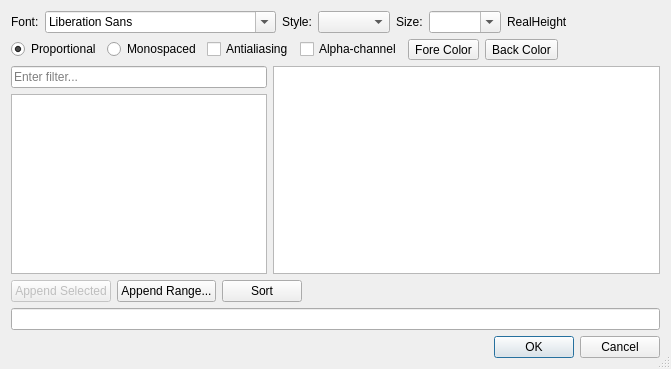
First picture: the form in controls/fonts/font-new/dialogfontselect.ui, repository riuson/lcd-image-converter, before the edit.
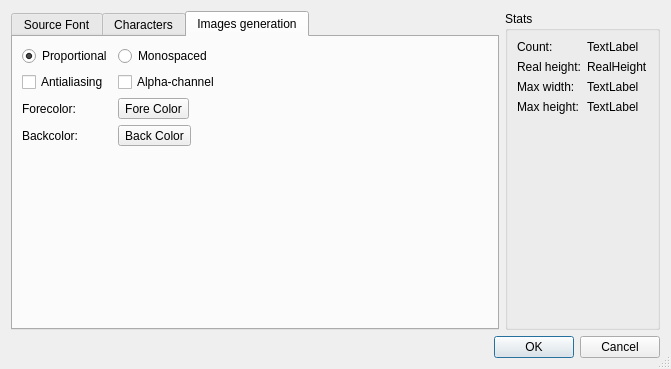
Second picture: the form after the edit. The open tabs and pages were chosen to show the change.

Commit message: Changed dialog layout

```diff
--- a/controls/fonts/font-new/dialogfontselect.ui
+++ b/controls/fonts/font-new/dialogfontselect.ui
@@ -16,52 +16,61 @@
   <property name="sizeGripEnabled">
    <bool>true</bool>
   </property>
-  <layout class="QVBoxLayout" name="verticalLayout_2">
+  <layout class="QVBoxLayout" name="verticalLayout_4">
    <item>
-    <layout class="QHBoxLayout" name="horizontalLayout">
+    <layout class="QHBoxLayout" name="horizontalLayout_5">
      <item>
+      <widget class="QTabWidget" name="tabWidget">
+       <property name="currentIndex">
+        <number>0</number>
+       </property>
+       <widget class="QWidget" name="tab">
+        <attribute name="title">
+         <string>Source Font</string>
+        </attribute>
+        <layout class="QVBoxLayout" name="verticalLayout_6">
+         <item>
+          <layout class="QHBoxLayout" name="horizontalLayout_3">
+           <item>
+            <layout class="QFormLayout" name="formLayout">
+             <item row="0" column="0">
       <widget class="QLabel" name="label">
        <property name="text">
         <string>Font:</string>
        </property>
       </widget>
      </item>
-     <item>
+             <item row="0" column="1">
       <widget class="QFontComboBox" name="fontComboBox"/>
      </item>
-     <item>
+             <item row="1" column="0">
       <widget class="QLabel" name="label_3">
        <property name="text">
         <string>Style:</string>
        </property>
       </widget>
      </item>
-     <item>
+             <item row="1" column="1">
       <widget class="QComboBox" name="comboBoxStyle"/>
      </item>
-     <item>
+             <item row="2" column="0">
       <widget class="QLabel" name="label_2">
        <property name="text">
         <string>Size:</string>
        </property>
       </widget>
      </item>
-     <item>
+             <item row="2" column="1">
       <widget class="QComboBox" name="comboBoxSize">
        <property name="editable">
         <bool>true</bool>
        </property>
       </widget>
      </item>
-     <item>
-      <widget class="QLabel" name="labelRealHeight">
-       <property name="text">
-        <string>RealHeight</string>
-       </property>
-      </widget>
+            </layout>
      </item>
      <item>
-      <spacer name="horizontalSpacer">
+            <spacer name="horizontalSpacer_4">
        <property name="orientation">
         <enum>Qt::Horizontal</enum>
        </property>
@@ -76,81 +85,72 @@
     </layout>
    </item>
    <item>
-    <layout class="QHBoxLayout" name="horizontalLayout_3">
-     <item>
-      <widget class="QRadioButton" name="radioButtonProportional">
-       <property name="text">
-        <string>Proportional</string>
-       </property>
-       <property name="checked">
-        <bool>true</bool>
-       </property>
-      </widget>
-     </item>
-     <item>
-      <widget class="QRadioButton" name="radioButtonMonospaced">
-       <property name="text">
-        <string>Monospaced</string>
-       </property>
-      </widget>
-     </item>
+          <spacer name="verticalSpacer_2">
+           <property name="orientation">
+            <enum>Qt::Vertical</enum>
+           </property>
+           <property name="sizeHint" stdset="0">
+            <size>
+             <width>20</width>
+             <height>40</height>
+            </size>
+           </property>
+          </spacer>
+         </item>
+        </layout>
+       </widget>
+       <widget class="QWidget" name="tab_3">
+        <attribute name="title">
+         <string>Characters</string>
+        </attribute>
+        <layout class="QVBoxLayout" name="verticalLayout_2">
      <item>
-      <widget class="QCheckBox" name="checkBoxAntialiasing">
-       <property name="text">
-        <string>Antialiasing</string>
-       </property>
-      </widget>
-     </item>
+          <layout class="QHBoxLayout" name="horizontalLayout">
      <item>
-      <widget class="QCheckBox" name="checkBoxAlphaChannel">
+            <widget class="QLabel" name="label_4">
        <property name="text">
-        <string>Alpha-channel</string>
+              <string>Selected:</string>
        </property>
       </widget>
      </item>
      <item>
-      <widget class="QToolButton" name="toolButtonForeColor">
-       <property name="toolTip">
-        <string>Fore Color</string>
-       </property>
-       <property name="text">
-        <string>Fore Color</string>
-       </property>
-      </widget>
+            <widget class="QLineEdit" name="lineEdit"/>
      </item>
      <item>
-      <widget class="QToolButton" name="toolButtonBackColor">
-       <property name="toolTip">
-        <string>Back Color</string>
-       </property>
+            <widget class="QPushButton" name="pushButtonSort">
        <property name="text">
-        <string>Back Color</string>
+              <string>Sort</string>
        </property>
       </widget>
      </item>
+          </layout>
+         </item>
      <item>
-      <spacer name="horizontalSpacer_2">
+          <widget class="QSplitter" name="splitter">
        <property name="orientation">
         <enum>Qt::Horizontal</enum>
        </property>
-       <property name="sizeHint" stdset="0">
-        <size>
-         <width>40</width>
-         <height>20</height>
-        </size>
-       </property>
-      </spacer>
-     </item>
-    </layout>
-   </item>
-   <item>
-    <layout class="QHBoxLayout" name="horizontalLayout_4">
-     <item>
+           <widget class="QWidget" name="layoutWidget">
       <layout class="QVBoxLayout" name="verticalLayout">
        <item>
+              <layout class="QHBoxLayout" name="horizontalLayout_2">
+               <item>
+                <widget class="QLabel" name="label_5">
+                 <property name="sizePolicy">
+                  <sizepolicy hsizetype="Minimum" vsizetype="Preferred">
+                   <horstretch>0</horstretch>
+                   <verstretch>0</verstretch>
+                  </sizepolicy>
+                 </property>
+                 <property name="text">
+                  <string>Filter:</string>
+                 </property>
+                </widget>
+               </item>
+               <item>
         <widget class="QLineEdit" name="lineEditUnicodeBlocksFilter">
          <property name="sizePolicy">
-          <sizepolicy hsizetype="Preferred" vsizetype="Fixed">
+                  <sizepolicy hsizetype="Expanding" vsizetype="Fixed">
            <horstretch>0</horstretch>
            <verstretch>0</verstretch>
           </sizepolicy>
@@ -160,6 +160,8 @@
          </property>
         </widget>
        </item>
+              </layout>
+             </item>
        <item>
         <widget class="QListView" name="listViewBlocks">
          <property name="sizePolicy">
@@ -171,14 +173,12 @@
         </widget>
        </item>
       </layout>
-     </item>
-     <item>
+           </widget>
       <widget class="QTableView" name="tableView"/>
-     </item>
-    </layout>
+          </widget>
    </item>
    <item>
-    <layout class="QHBoxLayout" name="horizontalLayout_5">
+          <layout class="QHBoxLayout" name="horizontalLayout_4">
      <item>
       <widget class="QPushButton" name="pushButtonAppendSelected">
        <property name="enabled">
@@ -197,14 +197,102 @@
       </widget>
      </item>
      <item>
-      <widget class="QPushButton" name="pushButtonSort">
+            <spacer name="horizontalSpacer">
+             <property name="orientation">
+              <enum>Qt::Horizontal</enum>
+             </property>
+             <property name="sizeHint" stdset="0">
+              <size>
+               <width>40</width>
+               <height>20</height>
+              </size>
+             </property>
+            </spacer>
+           </item>
+          </layout>
+         </item>
+        </layout>
+       </widget>
+       <widget class="QWidget" name="tab_2">
+        <attribute name="title">
+         <string>Images generation</string>
+        </attribute>
+        <layout class="QHBoxLayout" name="horizontalLayout_8">
+         <item>
+          <layout class="QVBoxLayout" name="verticalLayout_5">
+           <item>
+            <layout class="QHBoxLayout" name="horizontalLayout_7">
+             <item>
+              <layout class="QGridLayout" name="gridLayout">
+               <item row="0" column="1">
+                <widget class="QRadioButton" name="radioButtonMonospaced">
        <property name="text">
-        <string>Sort</string>
+                  <string>Monospaced</string>
        </property>
       </widget>
      </item>
+               <item row="1" column="1">
+                <widget class="QCheckBox" name="checkBoxAlphaChannel">
+                 <property name="text">
+                  <string>Alpha-channel</string>
+                 </property>
+                </widget>
+               </item>
+               <item row="1" column="0">
+                <widget class="QCheckBox" name="checkBoxAntialiasing">
+                 <property name="text">
+                  <string>Antialiasing</string>
+                 </property>
+                </widget>
+               </item>
+               <item row="0" column="0">
+                <widget class="QRadioButton" name="radioButtonProportional">
+                 <property name="text">
+                  <string>Proportional</string>
+                 </property>
+                 <property name="checked">
+                  <bool>true</bool>
+                 </property>
+                </widget>
+               </item>
+               <item row="3" column="0">
+                <widget class="QLabel" name="label_8">
+                 <property name="text">
+                  <string>Backcolor:</string>
+                 </property>
+                </widget>
+               </item>
+               <item row="3" column="1">
+                <widget class="QToolButton" name="toolButtonBackColor">
+                 <property name="toolTip">
+                  <string>Back Color</string>
+                 </property>
+                 <property name="text">
+                  <string>Back Color</string>
+                 </property>
+                </widget>
+               </item>
+               <item row="2" column="1">
+                <widget class="QToolButton" name="toolButtonForeColor">
+                 <property name="toolTip">
+                  <string>Fore Color</string>
+                 </property>
+                 <property name="text">
+                  <string>Fore Color</string>
+                 </property>
+                </widget>
+               </item>
+               <item row="2" column="0">
+                <widget class="QLabel" name="label_10">
+                 <property name="text">
+                  <string>Forecolor:</string>
+                 </property>
+                </widget>
+               </item>
+              </layout>
+             </item>
      <item>
-      <spacer name="horizontalSpacer_4">
+              <spacer name="horizontalSpacer_2">
        <property name="orientation">
         <enum>Qt::Horizontal</enum>
        </property>
@@ -219,10 +307,97 @@
     </layout>
    </item>
    <item>
-    <widget class="QLineEdit" name="lineEdit"/>
-   </item>
+            <spacer name="verticalSpacer">
+             <property name="orientation">
+              <enum>Qt::Vertical</enum>
+             </property>
+             <property name="sizeHint" stdset="0">
+              <size>
+               <width>20</width>
+               <height>40</height>
+              </size>
+             </property>
+            </spacer>
+           </item>
+          </layout>
+         </item>
+        </layout>
+       </widget>
+      </widget>
+     </item>
    <item>
-    <layout class="QHBoxLayout" name="horizontalLayout_2">
+      <widget class="QGroupBox" name="groupBox">
+       <property name="title">
+        <string>Stats</string>
+       </property>
+       <layout class="QVBoxLayout" name="verticalLayout_3">
+        <item>
+         <layout class="QFormLayout" name="formLayout_3">
+          <item row="1" column="0">
+           <widget class="QLabel" name="label_7">
+            <property name="text">
+             <string>Real height:</string>
+            </property>
+           </widget>
+          </item>
+          <item row="1" column="1">
+           <widget class="QLabel" name="labelRealHeight">
+            <property name="text">
+             <string>RealHeight</string>
+            </property>
+           </widget>
+          </item>
+          <item row="0" column="0">
+           <widget class="QLabel" name="label_6">
+            <property name="text">
+             <string>Count:</string>
+            </property>
+           </widget>
+          </item>
+          <item row="0" column="1">
+           <widget class="QLabel" name="labelCharactersCount">
+            <property name="text">
+             <string>TextLabel</string>
+            </property>
+           </widget>
+          </item>
+          <item row="2" column="0">
+           <widget class="QLabel" name="label_9">
+            <property name="text">
+             <string>Max width:</string>
+            </property>
+           </widget>
+          </item>
+          <item row="2" column="1">
+           <widget class="QLabel" name="labelMaxWidth">
+            <property name="text">
+             <string>TextLabel</string>
+            </property>
+           </widget>
+          </item>
+          <item row="3" column="0">
+           <widget class="QLabel" name="label_11">
+            <property name="text">
+             <string>Max height:</string>
+            </property>
+           </widget>
+          </item>
+          <item row="3" column="1">
+           <widget class="QLabel" name="labelMaxHeight">
+            <property name="text">
+             <string>TextLabel</string>
+            </property>
+           </widget>
+          </item>
+         </layout>
+        </item>
+       </layout>
+      </widget>
+     </item>
+    </layout>
+   </item>
+   <item>
+    <layout class="QHBoxLayout" name="horizontalLayout_6">
      <item>
       <spacer name="horizontalSpacer_3">
        <property name="orientation">
```
Lines whose indentation alone changed are shown as unchanged.
